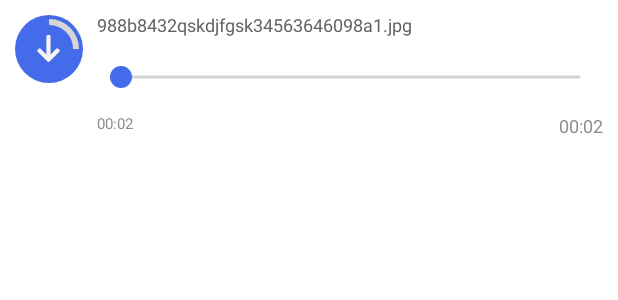
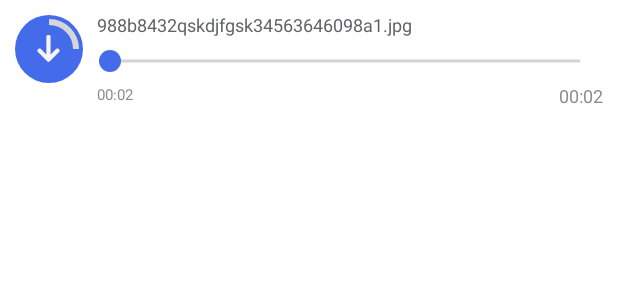
Before and after one commit to zhombie/sos-widget-android, an Android app: the layout sos_widget_view_audio_player.xml on its own in the app's theme, with its tools: preview values and no code run, on a phone screen of 412 x 824 dp. Shown: the top 300 px of the screen. Run offline under Robolectric (Android 15) with nearby library versions, the phone set to English and light mode, and no system bars.

Commit message:
[Call] Slider

```diff
--- a/widget/src/main/java/kz/gov/mia/sos/widget/ui/component/chat/SOSWidgetMessageAudioPlayerView.kt
+++ b/widget/src/main/java/kz/gov/mia/sos/widget/ui/component/chat/SOSWidgetMessageAudioPlayerView.kt
@@ -241,10 +241,8 @@ internal class SOSWidgetMessageAudioPlayerView @JvmOverloads constructor(
         get() = slider.value
         set(value) {
             field = value
-            try {
+            if (value >= slider.valueFrom && value <= slider.valueTo) {
                 slider.value = value
-            } catch (e: Exception) {
-                e.printStackTrace()
             }
         }
 
--- a/widget/src/main/res/layout/sos_widget_view_audio_player.xml
+++ b/widget/src/main/res/layout/sos_widget_view_audio_player.xml
@@ -59,6 +59,8 @@
         app:fontFamily="sans-serif"
         tools:text="988b8432qskdjfgsk34563646098a1.jpg" />
 
+    <!-- TODO: Margin negative values are hack & it's bad practice,
+          but without them the Slider takes too much space -->
     <com.google.android.material.slider.Slider
         android:id="@+id/slider"
         android:layout_width="0dp"
@@ -66,8 +68,11 @@
         android:layout_below="@id/titleView"
         android:layout_alignStart="@id/titleView"
         android:layout_alignEnd="@id/titleView"
-        android:layout_marginTop="3dp"
+        android:layout_marginStart="-7.5dp"
+        android:layout_marginTop="-7.5dp"
+        android:layout_marginBottom="-7.5dp"
         android:padding="0dp"
+        app:labelBehavior="gone"
         app:thumbColor="@color/sos_widget_purple_blue"
         app:thumbElevation="0dp"
         app:thumbRadius="7dp"
@@ -80,10 +85,10 @@
         android:layout_width="wrap_content"
         android:layout_height="wrap_content"
         android:layout_below="@id/slider"
-        android:layout_alignStart="@id/slider"
+        android:layout_alignStart="@id/titleView"
         android:layout_marginEnd="15dp"
         android:ellipsize="end"
-        android:includeFontPadding="true"
+        android:includeFontPadding="false"
         android:maxLines="1"
         android:singleLine="true"
         android:textColor="@color/sos_widget_dark_gray"
@@ -103,7 +108,7 @@
         android:layout_toEndOf="@id/playbackTimeView"
         android:ellipsize="end"
         android:gravity="end"
-        android:includeFontPadding="true"
+        android:includeFontPadding="false"
         android:maxLines="1"
         android:singleLine="true"
         android:textColor="@color/sos_widget_dark_gray"
```
Also changed, not shown: widget/src/main/java/kz/gov/mia/sos/widget/ui/presentation/common/chat/adapter/ChatMessagesAdapter.kt (+5 -5 lines), widget/src/main/java/kz/gov/mia/sos/widget/ui/presentation/common/chat/adapter/vh/base/BaseAudioPlayerViewHolder.kt (+24 -3 lines).
